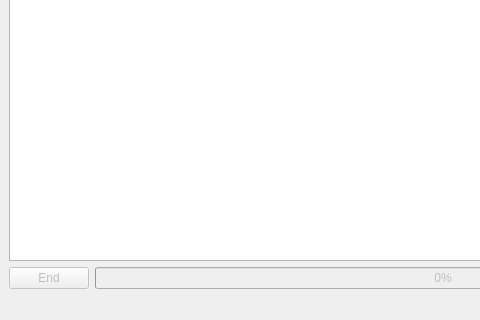
Above: ui/mainwindow.ui from insoPL/WuxiaDownloader before the change; both pictures show x 0 to 480 and y 280 to 600 of the 800 by 600 pixel window. Below: the same form after it.
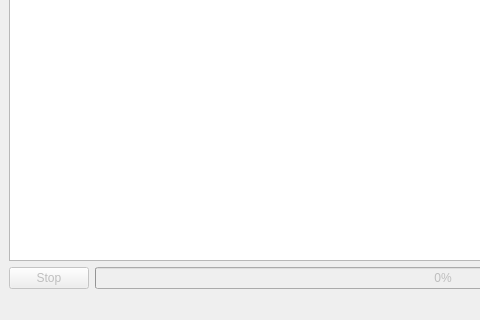
That is the form after the change. Icons and pictures are not drawn.

Patch:
```diff
--- a/ui/mainwindow.ui
+++ b/ui/mainwindow.ui
@@ -1338,7 +1338,7 @@
          <bool>false</bool>
         </property>
         <property name="text">
-         <string>End</string>
+         <string>Stop</string>
         </property>
        </widget>
       </item>
```
Left out of the diff: 15 changed lines with no effect on the pictures.
